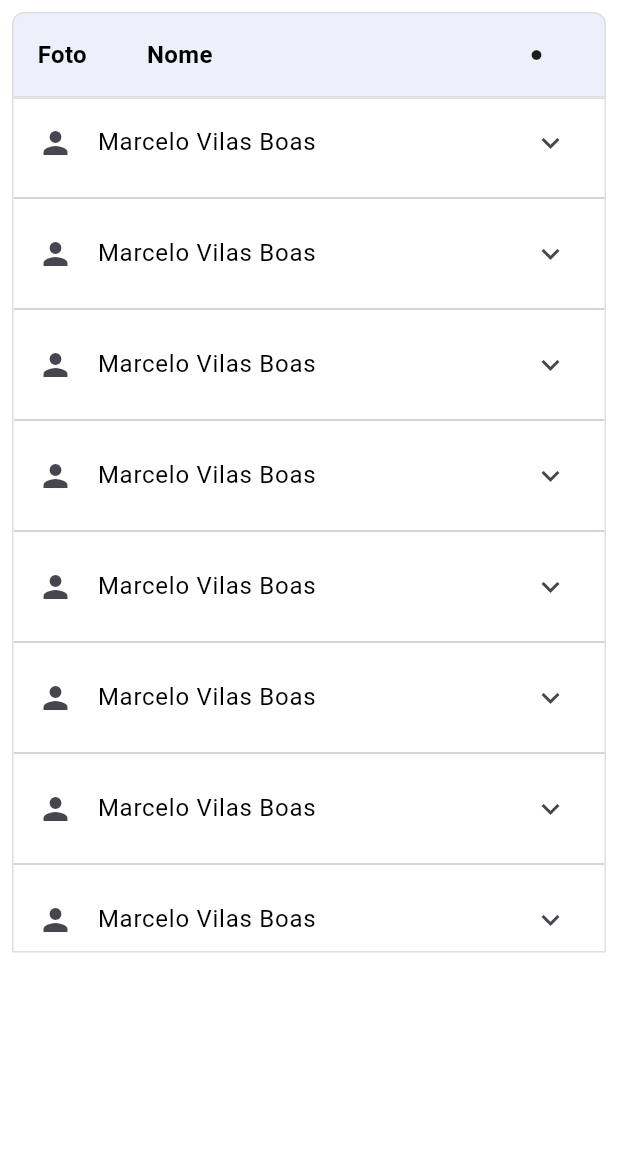
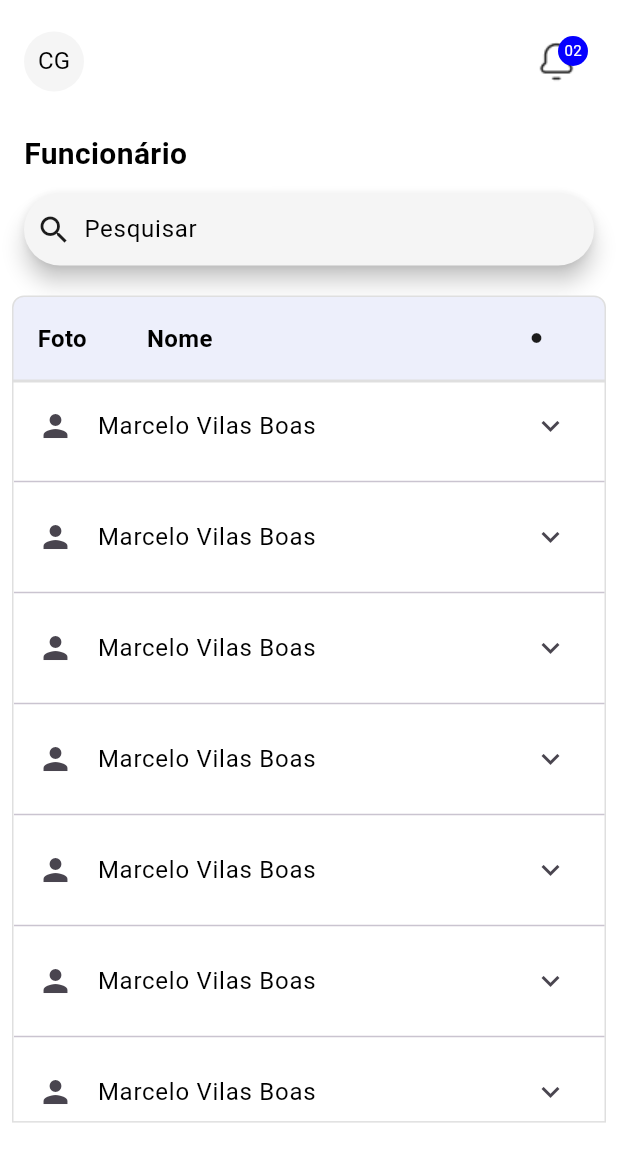
Before and after one commit to marceloboas10/be_talent, a Flutter app: the screen it shows after launch, on a phone screen of 412 x 824 dp. Shown: the top 1162 px of the screen. Run offline on Flutter 3.47's test engine with Material 3 defaults, Android fonts, the phone set to English and light mode, and no system bars; Roboto replaces fonts that are missing (Helvetica).

Commit message:
criado header

```diff
--- a/lib/app/pages/home/home_page.dart
+++ b/lib/app/pages/home/home_page.dart
@@ -1,8 +1,12 @@
+import 'dart:math';
+
 import 'package:flutter/material.dart';
 import 'package:teste_be_talent/app/ui/styles/colors_app.dart';
 import 'package:teste_be_talent/app/ui/styles/text_styles.dart';
+import 'package:teste_be_talent/app/widgets/header.dart';
+import 'package:teste_be_talent/app/widgets/search_employees.dart';
+import 'package:teste_be_talent/app/widgets/table_employees.dart';
 import 'package:teste_be_talent/app/widgets/table_header.dart';
-import 'package:teste_be_talent/app/widgets/table_row_widget.dart';
 
 class HomePage extends StatefulWidget {
   const HomePage({super.key});
@@ -16,43 +20,15 @@ class _HomePageState extends State<HomePage> {
   Widget build(BuildContext context) {
     return Scaffold(
       backgroundColor: ColorsApp.instance.white,
-      body: SafeArea(
-        child: Column(children: [
-          TableHeader(),
-          Container(
-            margin: const EdgeInsets.only(left: 8, right: 8),
-            height: 570,
-            decoration: BoxDecoration(
-              border: Border.fromBorderSide(
-                  BorderSide(color: ColorsApp.instance.gray10)),
-            ),
-            child: ListView.separated(
-                shrinkWrap: true,
-                separatorBuilder: (context, index) => const Divider(),
-                itemCount: 8,
-                itemBuilder: (context, index) {
-                  return ExpansionTile(
-                    backgroundColor: ColorsApp.instance.white,
-                    title: Text(
-                      'Marcelo Vilas Boas',
-                      style: TextStyles.instance.healding3,
-                    ),
-                    leading: const Icon(Icons.person),
-                    children: const [
-                      Column(
-                        children: [
-                          TableRowWidget(title: 'Cargo', value: 'Front-end'),
-                          TableRowWidget(
-                              title: 'Data de admissão', value: '00/00/0000'),
-                          TableRowWidget(
-                              title: 'Telefone', value: '+55 (55) 55555-555'),
-                        ],
-                      )
-                    ],
-                  );
-                }),
-          ),
-        ]),
+      body: const SafeArea(
+        child: SingleChildScrollView(
+          child: Column(children: [
+            Header(),
+            SearchEmployees(),
+            TableHeader(),
+            TableEmployees(),
+          ]),
+        ),
       ),
     );
   }
--- /dev/null
+++ b/lib/app/widgets/header.dart
@@ -0,0 +1,72 @@
+import 'package:flutter/material.dart';
+import 'package:teste_be_talent/app/ui/styles/colors_app.dart';
+import 'package:teste_be_talent/app/ui/styles/text_styles.dart';
+
+class Header extends StatelessWidget {
+  const Header({super.key});
+
+  @override
+  Widget build(BuildContext context) {
+    return Container(
+      margin: const EdgeInsets.only(left: 16, right: 16, top: 16),
+      child: Column(
+        crossAxisAlignment: CrossAxisAlignment.start,
+        children: [
+          Row(
+            children: [
+              CircleAvatar(
+                backgroundColor: ColorsApp.instance.gray5,
+                child: Text(
+                  'CG',
+                  style: TextStyles.instance.healding3,
+                ),
+              ),
+              const Spacer(),
+              Stack(
+                alignment: Alignment.center,
+                children: [
+                  SizedBox(
+                    width: 50,
+                    height: 50,
+                    child: InkWell(
+                      onTap: () {},
+                      child: Image.asset(
+                        'assets/images/bell-notification.png',
+                        height: 37,
+                      ),
+                    ),
+                  ),
+                  Positioned(
+                    left: 26,
+                    bottom: 22,
+                    child: Container(
+                      padding: const EdgeInsets.all(2),
+                      decoration: BoxDecoration(
+                        borderRadius: BorderRadius.circular(16),
+                        color: ColorsApp.instance.bluePrimary,
+                      ),
+                      constraints:
+                          const BoxConstraints(minHeight: 20, minWidth: 20),
+                      child: const Text(
+                        '02',
+                        textAlign: TextAlign.center,
+                        style: TextStyle(fontSize: 10, color: Colors.white),
+                      ),
+                    ),
+                  ),
+                ],
+              ),
+            ],
+          ),
+          const SizedBox(
+            height: 22,
+          ),
+          Text(
+            'Funcionário',
+            style: TextStyles.instance.healding1,
+          )
+        ],
+      ),
+    );
+  }
+}
--- /dev/null
+++ b/lib/app/widgets/search_employees.dart
@@ -0,0 +1,24 @@
+import 'package:flutter/material.dart';
+import 'package:teste_be_talent/app/ui/styles/colors_app.dart';
+import 'package:teste_be_talent/app/ui/styles/text_styles.dart';
+
+class SearchEmployees extends StatelessWidget {
+  const SearchEmployees({super.key});
+
+  @override
+  Widget build(BuildContext context) {
+    return Padding(
+      padding: const EdgeInsets.only(left: 16, right: 16, top: 12, bottom: 12),
+      child: SearchBar(
+        backgroundColor: WidgetStatePropertyAll(ColorsApp.instance.gray5),
+        constraints: const BoxConstraints(minHeight: 48),
+        leading: Icon(
+          Icons.search,
+          color: ColorsApp.instance.black,
+        ),
+        hintText: 'Pesquisar',
+        hintStyle: WidgetStatePropertyAll(TextStyles.instance.healding3),
+      ),
+    );
+  }
+}
--- /dev/null
+++ b/lib/app/widgets/table_employees.dart
@@ -0,0 +1,50 @@
+import 'package:flutter/material.dart';
+import 'package:teste_be_talent/app/ui/styles/colors_app.dart';
+import 'package:teste_be_talent/app/ui/styles/text_styles.dart';
+import 'package:teste_be_talent/app/widgets/table_row_widget.dart';
+
+class TableEmployees extends StatefulWidget {
+  const TableEmployees({super.key});
+
+  @override
+  State<TableEmployees> createState() => _TableEmployeesState();
+}
+
+class _TableEmployeesState extends State<TableEmployees> {
+  @override
+  Widget build(BuildContext context) {
+    return Container(
+      margin: const EdgeInsets.only(left: 8, right: 8),
+      height: MediaQuery.of(context).size.height * 0.6,
+      decoration: BoxDecoration(
+        border:
+            Border.fromBorderSide(BorderSide(color: ColorsApp.instance.gray10)),
+      ),
+      child: ListView.separated(
+          shrinkWrap: true,
+          separatorBuilder: (context, index) => const Divider(),
+          itemCount: 8,
+          itemBuilder: (context, index) {
+            return ExpansionTile(
+              backgroundColor: ColorsApp.instance.white,
+              title: Text(
+                'Marcelo Vilas Boas',
+                style: TextStyles.instance.healding3,
+              ),
+              leading: const Icon(Icons.person),
+              children: const [
+                Column(
+                  children: [
+                    TableRowWidget(title: 'Cargo', value: 'Front-end'),
+                    TableRowWidget(
+                        title: 'Data de admissão', value: '00/00/0000'),
+                    TableRowWidget(
+                        title: 'Telefone', value: '+55 (55) 55555-555'),
+                  ],
+                ),
+              ],
+            );
+          }),
+    );
+  }
+}
```
Also changed, not shown: assets/images/bell-notification.png (added).
